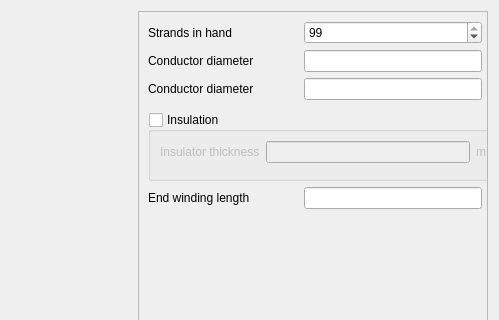
Above: pyleecan/GUI/Dialog/DMachineSetup/SWindCond/PCondType12/PCondType12.ui from Eomys/pyleecan before the change; both pictures show x 690 to 1189 and y 0 to 320 of the 1189 by 672 pixel window. Below: the same form after it.
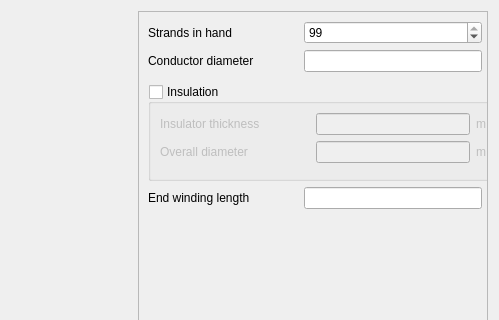
That is the form after the change. Icons and pictures are not drawn. Custom widgets are drawn as their Qt base class.

Commit message: [CO] move overall diameter to insulation group + rename material when only several strands

The edit to the form file:
```diff
--- a/pyleecan/GUI/Dialog/DMachineSetup/SWindCond/PCondType12/PCondType12.ui
+++ b/pyleecan/GUI/Dialog/DMachineSetup/SWindCond/PCondType12/PCondType12.ui
@@ -65,12 +65,12 @@
         <x>0</x>
         <y>0</y>
         <width>372</width>
-        <height>631</height>
+        <height>627</height>
        </rect>
       </property>
       <layout class="QVBoxLayout" name="verticalLayout">
        <item>
-        <layout class="QGridLayout" name="gridLayout">
+        <layout class="QGridLayout" name="gridLayout_3">
          <item row="0" column="0">
           <widget class="QLabel" name="in_Nwpc1">
            <property name="minimumSize">
@@ -139,48 +139,6 @@
            </property>
           </widget>
          </item>
-         <item row="2" column="0">
-          <widget class="QLabel" name="in_Wins_cond">
-           <property name="minimumSize">
-            <size>
-             <width>150</width>
-             <height>0</height>
-            </size>
-           </property>
-           <property name="text">
-            <string>Conductor diameter</string>
-           </property>
-          </widget>
-         </item>
-         <item row="2" column="1">
-          <widget class="FloatEdit" name="lf_Wins_cond">
-           <property name="minimumSize">
-            <size>
-             <width>50</width>
-             <height>0</height>
-            </size>
-           </property>
-           <property name="maximumSize">
-            <size>
-             <width>16777215</width>
-             <height>16777215</height>
-            </size>
-           </property>
-          </widget>
-         </item>
-         <item row="2" column="2">
-          <widget class="QLabel" name="unit_Wins_cond">
-           <property name="minimumSize">
-            <size>
-             <width>0</width>
-             <height>0</height>
-            </size>
-           </property>
-           <property name="text">
-            <string>m</string>
-           </property>
-          </widget>
-         </item>
         </layout>
        </item>
        <item>
@@ -206,6 +164,8 @@
          </property>
          <layout class="QGridLayout" name="gridLayout_2">
           <item row="0" column="0">
+           <layout class="QGridLayout" name="gridLayout">
+            <item row="0" column="0">
            <widget class="QLabel" name="in_Wins_wire">
             <property name="minimumSize">
              <size>
@@ -222,7 +182,7 @@
            <widget class="FloatEdit" name="lf_Wins_wire">
             <property name="minimumSize">
              <size>
-              <width>50</width>
+                <width>0</width>
               <height>0</height>
              </size>
             </property>
@@ -241,7 +201,51 @@
             </property>
            </widget>
           </item>
-          <item row="1" column="0" colspan="3">
+            <item row="1" column="0">
+             <widget class="QLabel" name="in_Wins_cond">
+              <property name="minimumSize">
+               <size>
+                <width>150</width>
+                <height>0</height>
+               </size>
+              </property>
+              <property name="text">
+               <string>Overall diameter</string>
+              </property>
+             </widget>
+            </item>
+            <item row="1" column="1">
+             <widget class="FloatEdit" name="lf_Wins_cond">
+              <property name="minimumSize">
+               <size>
+                <width>0</width>
+                <height>0</height>
+               </size>
+              </property>
+              <property name="maximumSize">
+               <size>
+                <width>16777215</width>
+                <height>16777215</height>
+               </size>
+              </property>
+             </widget>
+            </item>
+            <item row="1" column="2">
+             <widget class="QLabel" name="unit_Wins_cond">
+              <property name="minimumSize">
+               <size>
+                <width>0</width>
+                <height>0</height>
+               </size>
+              </property>
+              <property name="text">
+               <string>m</string>
+              </property>
+             </widget>
+            </item>
+           </layout>
+          </item>
+          <item row="1" column="0">
            <widget class="WMatSelectV" name="w_mat_1" native="true">
             <property name="minimumSize">
              <size>
```
Left out of the diff: 2 changed lines with no effect on the pictures. Lines whose indentation alone changed are shown as unchanged. The commit also changes 2 other files.
